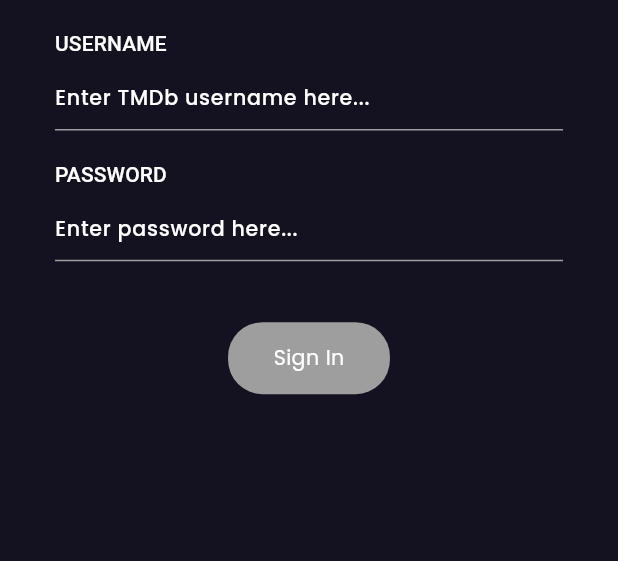
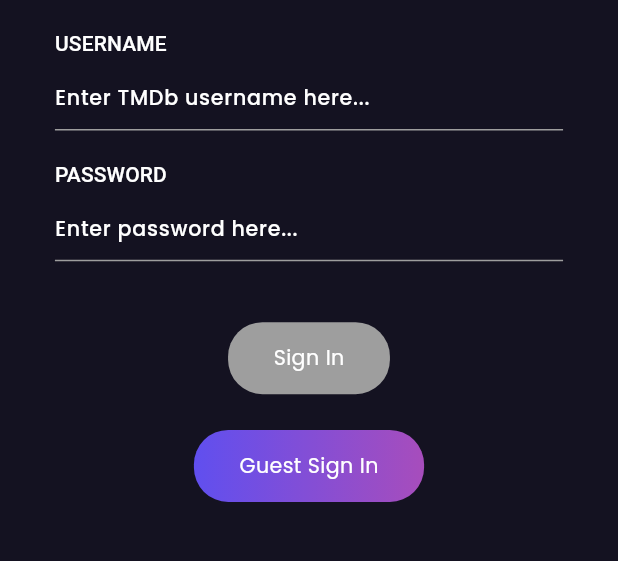
Before and after one commit to esam12/Movie_Flutter_APP, a Flutter app: the screen it shows after launch, on a phone screen of 412 x 824 dp, the part 238-799 px from its top. Run offline on Flutter 3.47's test engine with Material 3 defaults, Android fonts, the phone set to English and light mode, and no system bars; our stand-ins replace bloc, cached_network_image, dartz, equatable, flutter_bloc, flutter_screenutil and 6 more; missing offline and left inert: wiredash; accounts and stored records are empty.

Commit message:
Add guest sign-in functionality
Added guest sign-in functionality by updating translation files, constants, login bloc, events, and login form. This allows users to log in as a guest without entering credentials.

```diff
--- a/assets/languages/ar.json
+++ b/assets/languages/ar.json
@@ -24,6 +24,7 @@
     "noNetwork": "لا يوجد اتصال بالشبكة",
     "sessionDenied": "تم رفض الجلسة",
     "enterTMDbUsername": "أدخل اسم المستخدم هنا...",
-    "enterPassword": "أدخل كلمة المرور هنا..."
+    "enterPassword": "أدخل كلمة المرور هنا...",
+    "guestSignIn": "تسجيل دخول كضيف"
 
 }
--- a/assets/languages/en.json
+++ b/assets/languages/en.json
@@ -24,5 +24,6 @@
     "noNetwork": "No network connection",
     "sessionDenied": "Session denied",
     "enterTMDbUsername": "Enter TMDb username here...",
-    "enterPassword": "Enter password here..."
+    "enterPassword": "Enter password here...",
+    "guestSignIn": "Guest Sign In"
 }
--- a/assets/languages/tr.json
+++ b/assets/languages/tr.json
@@ -24,5 +24,6 @@
     "noNetwork": "Bağlantı yok",
     "sessionDenied": "Oturum reddedildi",
     "enterTMDbUsername": "TMDb kullanıcı adı girin...",
-    "enterPassword": "Şifre girin..."
+    "enterPassword": "Şifre girin...",
+    "guestSignIn": "Misafir Girişi"
 }
--- a/lib/common/constants/translation_constants.dart
+++ b/lib/common/constants/translation_constants.dart
@@ -27,4 +27,5 @@ class TranslationConstants {
   static const String sessionDenied = 'sessionDenied';
   static const String enterTMDbUsername = 'enterTMDbUsername';
   static const String enterPassword = 'enterPassword';
+  static const String guestSignIn = 'guestSignIn';
 }
--- a/lib/presentation/blocs/login/login_bloc.dart
+++ b/lib/presentation/blocs/login/login_bloc.dart
@@ -44,6 +44,8 @@ class LoginBloc extends Bloc<LoginEvent, LoginState> {
         } else if (event is LogoutEvent) {
           await logoutUser(NoParams());
           emit(LogoutSuccess());
+        } else if (event is InitiateGuestLogin) {
+          emit(LoginSuccess());
         }
       },
     );
--- a/lib/presentation/blocs/login/login_event.dart
+++ b/lib/presentation/blocs/login/login_event.dart
@@ -17,3 +17,5 @@ class LoginInitiateEvent extends LoginEvent {
 }
 
 class LogoutEvent extends LoginEvent {}
+
+class InitiateGuestLogin extends LoginEvent {}
--- a/lib/presentation/journeys/login/login_form.dart
+++ b/lib/presentation/journeys/login/login_form.dart
@@ -111,6 +111,10 @@ class _LoginFormState extends State<LoginForm> {
                     }
                   : null,
               isEnabled: enableSignIn,
+            ),
+            Button(
+              onTap: () => BlocProvider.of<LoginBloc>(context).add(InitiateGuestLogin()),
+              title: TranslationConstants.guestSignIn.t(context),
             )
           ],
         ),
```
